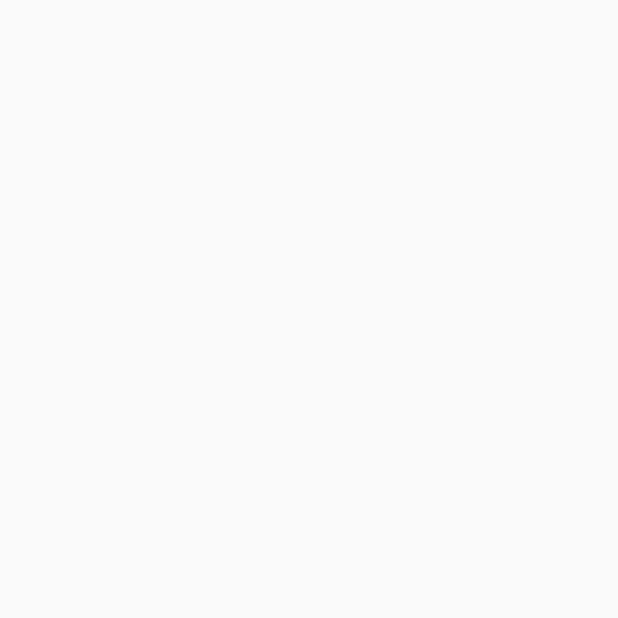
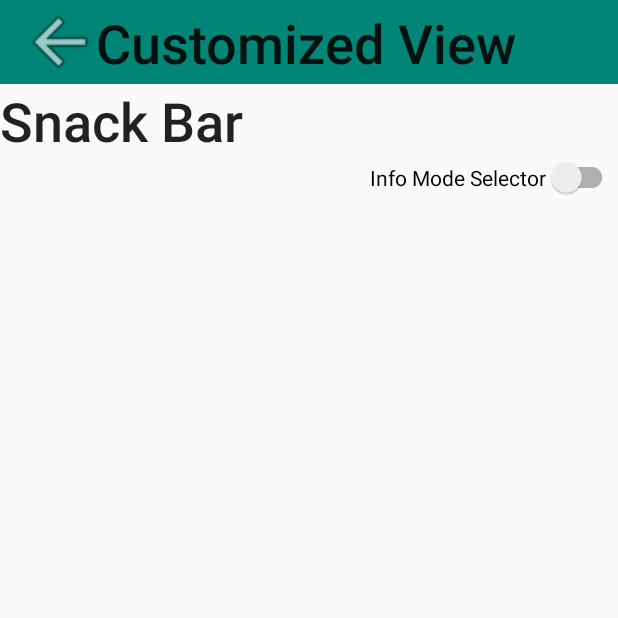
Before and after one commit to Pavel-IT-Courses/HomeTask1, an Android app: the CustomizedViewActivity screen opened directly, with no data from a screen before it, on a phone screen of 412 x 824 dp, the top half of it. Before the commit the part shown is empty. Run offline under Robolectric (Android 15) with nearby library versions, the phone set to English and light mode, and no system bars.

Commit message:
Customized View started

```diff
--- a/homework2/src/main/java/com/gmail/pavkascool/homework2/view/CustomizedViewActivity.java
+++ b/homework2/src/main/java/com/gmail/pavkascool/homework2/view/CustomizedViewActivity.java
@@ -1,16 +1,55 @@
 package com.gmail.pavkascool.homework2.view;
 
+import android.view.View;
+import android.widget.CompoundButton;
+import android.widget.ImageButton;
+import android.widget.TextView;
+import android.widget.Toast;
 import androidx.appcompat.app.AppCompatActivity;
 
 import android.os.Bundle;
 
+import androidx.appcompat.widget.SwitchCompat;
+import androidx.appcompat.widget.Toolbar;
 import com.gmail.pavkascool.homework2.R;
 
-public class CustomizedViewActivity extends AppCompatActivity {
+public class CustomizedViewActivity extends AppCompatActivity implements View.OnClickListener, CompoundButton.OnCheckedChangeListener {
+
+    private Toolbar toolbar;
+    private TextView toolText, mode;
+    private ImageButton backButton;
+    private SwitchCompat switchButton;
 
     @Override
     protected void onCreate(Bundle savedInstanceState) {
         super.onCreate(savedInstanceState);
         setContentView(R.layout.activity_customized_view);
+        toolbar = findViewById(R.id.tb);
+        setSupportActionBar(toolbar);
+        getSupportActionBar().setTitle("");
+        mode = findViewById(R.id.mode);
+        toolText = findViewById(R.id.tb_action);
+        toolText.setText("Customized View");
+        backButton = findViewById(R.id.tb_back);
+        backButton.setOnClickListener(this);
+        switchButton = findViewById(R.id.switch_button);
+        switchButton.setOnCheckedChangeListener(this);
+    }
+
+    @Override
+    public void onClick(View v) {
+        switch(v.getId()) {
+            case R.id.tb_back:
+                onBackPressed();
+                break;
+        }
+    }
+
+    @Override
+    public void onCheckedChanged(CompoundButton buttonView, boolean isChecked) {
+        Toast.makeText(this, "Отслеживание переключения: " + (isChecked ? "on" : "off"),
+                Toast.LENGTH_SHORT).show();
+        String s = isChecked? getString(R.string.toast) : getString(R.string.snack);
+        mode.setText(s);
     }
 }
--- a/homework2/src/main/res/layout/activity_customized_view.xml
+++ b/homework2/src/main/res/layout/activity_customized_view.xml
@@ -1,9 +1,28 @@
 <?xml version="1.0" encoding="utf-8"?>
-<androidx.constraintlayout.widget.ConstraintLayout xmlns:android="http://schemas.android.com/apk/res/android"
+<LinearLayout xmlns:android="http://schemas.android.com/apk/res/android"
     xmlns:app="http://schemas.android.com/apk/res-auto"
     xmlns:tools="http://schemas.android.com/tools"
     android:layout_width="match_parent"
     android:layout_height="match_parent"
+               android:orientation="vertical"
     tools:context=".view.CustomizedViewActivity">
+    <include
+        layout="@layout/toolbar_simple"
+        android:id="@+id/tb"
+    />
+    <TextView android:layout_width="wrap_content" android:layout_height="wrap_content"
+              android:layout_gravity="start"
+              android:text="@string/snack"
+              android:textAppearance="@style/Toolbar.TitleText"
+              android:id="@+id/mode"/>
 
-</androidx.constraintlayout.widget.ConstraintLayout>
+    <androidx.appcompat.widget.SwitchCompat
+            android:text="@string/info"
+            android:id="@+id/switch_button"
+            android:layout_height="wrap_content"
+            android:layout_width="wrap_content"
+            android:layout_gravity="end"
+            android:layout_marginBottom="32dp"
+        />
+
+</LinearLayout>
--- /dev/null
+++ b/homework2/src/main/res/layout/toolbar_simple.xml
@@ -0,0 +1,30 @@
+<?xml version="1.0" encoding="utf-8"?>
+<androidx.appcompat.widget.Toolbar xmlns:android="http://schemas.android.com/apk/res/android"
+                                   xmlns:app="http://schemas.android.com/apk/res-auto"
+                                   android:layout_width="match_parent"
+                                   android:layout_height="?attr/actionBarSize"
+                                   android:paddingStart="@dimen/fab_margin"
+                                   android:paddingEnd="@dimen/fab_margin"
+                                   android:paddingTop="4dp"
+                                   android:paddingBottom="4dp"
+                                   style="@style/Toolbar"
+                                   android:orientation="horizontal"
+                                   android:focusableInTouchMode="true">
+    <ImageButton
+            android:layout_width="wrap_content"
+            android:layout_height="match_parent"
+            android:id="@+id/tb_back"
+            android:gravity="start"
+            android:src="@drawable/menu_back"
+            android:background="@color/colorPrimary"
+    />
+    <TextView
+            android:layout_width="wrap_content"
+            android:layout_height="match_parent"
+            android:layout_weight="1"
+            android:id="@+id/tb_action"
+            android:background="@color/colorPrimary"
+            android:textAppearance="@style/Toolbar.TitleText"
+    />
+
+</androidx.appcompat.widget.Toolbar>
--- a/homework2/src/main/res/values/strings.xml
+++ b/homework2/src/main/res/values/strings.xml
@@ -10,4 +10,7 @@
     <string name="email">E-Mail:</string>
     <string name="back">Previous Page</string>
     <string name="browser">Open in Browser</string>
+    <string name="snack">Snack Bar</string>
+    <string name="toast">Toast</string>
+    <string name="info">Info Mode Selector</string>
 </resources>
```
